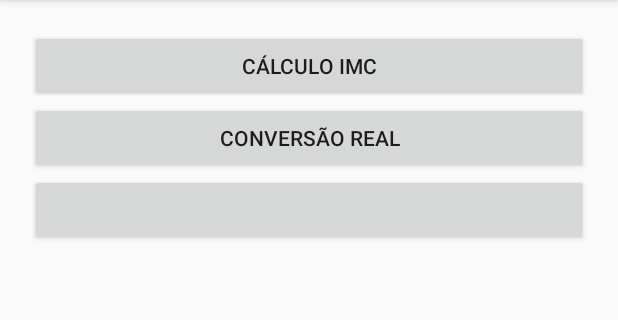
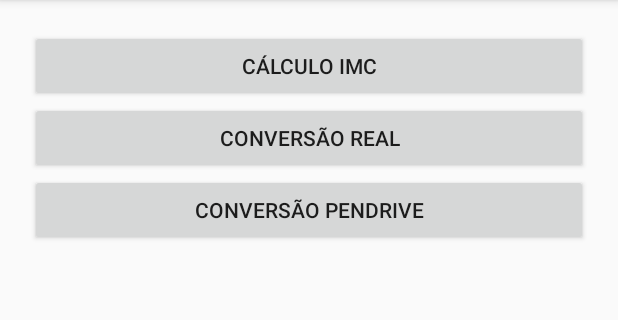
Before and after one commit to MarceloRezin/utilitarios, an Android app: the screen it shows after launch (MainActivity), on a phone screen of 412 x 824 dp, the part 84-404 px from its top. Run offline under Robolectric (Android 15) with nearby library versions, the phone set to English and light mode, and no system bars.

Commit message:
Abre a activity de conversão de pendrive para disquete

```diff
--- a/app/src/main/java/com/util/utilitarios/MainActivity.java
+++ b/app/src/main/java/com/util/utilitarios/MainActivity.java
@@ -10,6 +10,7 @@ public class MainActivity extends AppCompatActivity {
 
     private Button btnImc;
     private Button btnConversao;
+    private Button btnConversaoPendrive;
 
     @Override
     protected void onCreate(Bundle savedInstanceState) {
@@ -27,5 +28,11 @@ public class MainActivity extends AppCompatActivity {
             Intent it = new Intent(MainActivity.this, ConversaoActivity.class);
             startActivity(it);
         });
+
+        btnConversaoPendrive = findViewById(R.id.btn_conversao_pendrive);
+        btnConversaoPendrive.setOnClickListener(o -> {
+            Intent it = new Intent(MainActivity.this, ConversaoPendriveDisqueteActivity.class);
+            startActivity(it);
+        });
     }
 }
--- a/app/src/main/res/layout/activity_main.xml
+++ b/app/src/main/res/layout/activity_main.xml
@@ -33,10 +33,12 @@
             />
 
         <Button
+            android:id="@+id/btn_conversao_pendrive"
             android:layout_width="match_parent"
             android:layout_height="wrap_content"
             android:layout_marginLeft="20dp"
             android:layout_marginRight="20dp"
+            android:text="Conversão Pendrive"
             />
 
     </LinearLayout>
```
